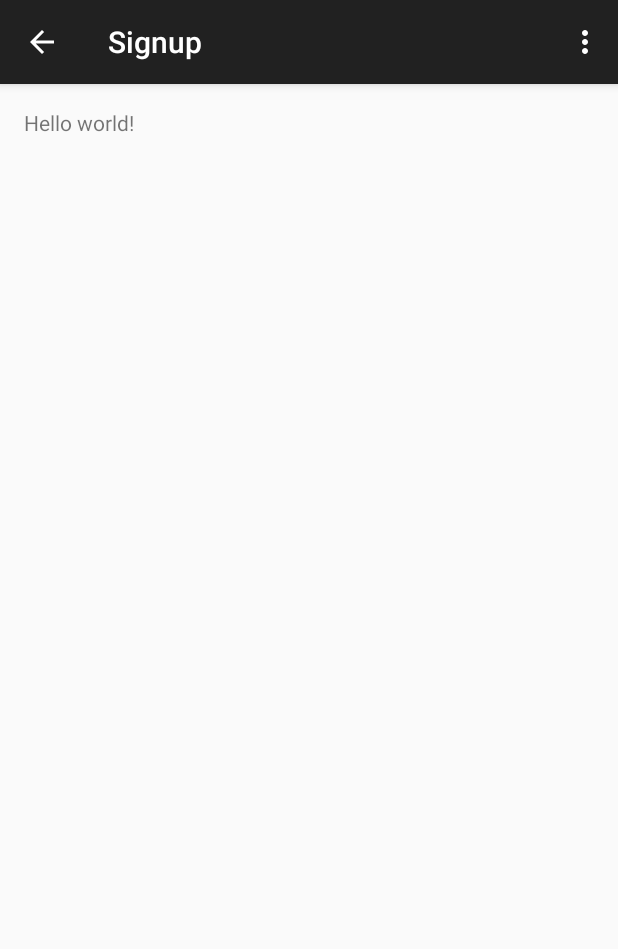
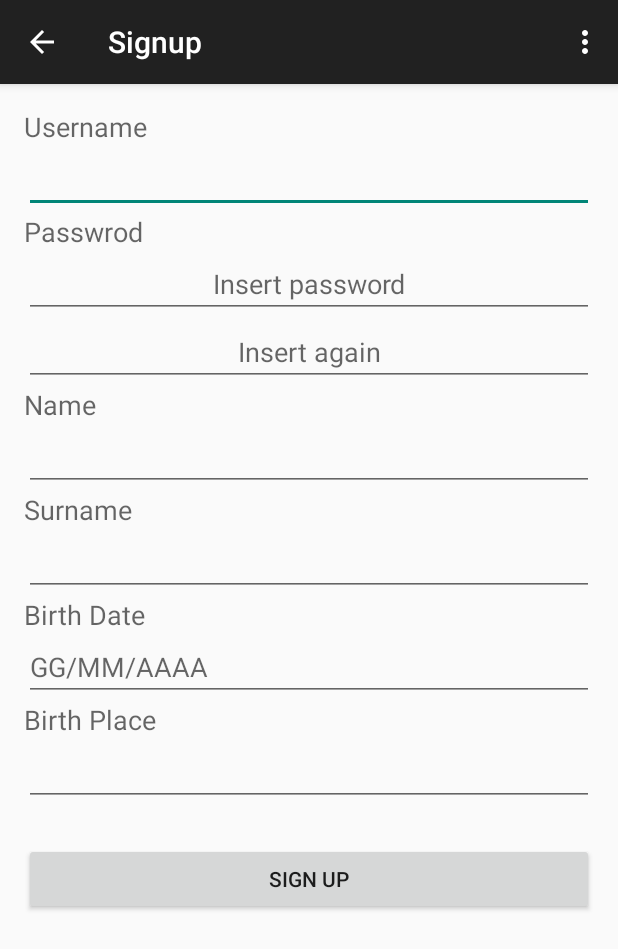
Before and after one commit to caps7744/sound4u, an Android app: the SingupActivity screen opened directly, with no data from a screen before it, on a phone screen of 412 x 824 dp. Shown: the top 949 px of the screen. Run offline under Robolectric (Android 15) with nearby library versions, the phone set to English and light mode, and no system bars.

Commit message:
Signup layouted. I need to implement the fake SignupService and the management of the errors.

```diff
--- a/sound4u/src/main/AndroidManifest.xml
+++ b/sound4u/src/main/AndroidManifest.xml
@@ -34,6 +34,10 @@
             <meta-data
                 android:name="android.support.PARENT_ACTIVITY"
                 android:value="FirstAccessActivity" />
+            <intent-filter>
+                <action android:name="it.polimi.dima.sound4u.action.SIGNUP_ACTION" />
+                <category android:name="android.intent.category.DEFAULT" />
+            </intent-filter>
         </activity>
         <activity
             android:name=".LoginActivity"
--- a/sound4u/src/main/java/it/polimi/dima/sound4u/FirstAccessActivity.java
+++ b/sound4u/src/main/java/it/polimi/dima/sound4u/FirstAccessActivity.java
@@ -12,6 +12,8 @@ import it.polimi.dima.sound4u.model.User;
 public class FirstAccessActivity extends ActionBarActivity {
 
     private static final int LOGIN_REQUEST_ID = 1;
+
+    private static final int SIGNUP_REQUEST_ID = 2;
 
     @Override
     protected void onCreate(Bundle savedInstanceState) {
@@ -34,7 +36,8 @@ public class FirstAccessActivity extends ActionBarActivity {
     }
 
     private void doSignUp() {
-        // TODO
+        final Intent signupIntent = new Intent(SingupActivity.SIGNUP_ACTION);
+        startActivityForResult(signupIntent, SIGNUP_REQUEST_ID);
     }
 
     private void doLogin() {
@@ -46,7 +49,16 @@ public class FirstAccessActivity extends ActionBarActivity {
         if(requestCode == LOGIN_REQUEST_ID) {
             switch (resultCode) {
                 case RESULT_OK:
-                    // TODO Manage right login.
+                    // TODO Manage correct login.
+                    finish();
+                    break;
+                case RESULT_CANCELED:
+                    break;
+            }
+        } else if (requestCode == SIGNUP_REQUEST_ID) {
+            switch (resultCode) {
+                case RESULT_OK:
+                    // TODO Manage correct sign up.
                     finish();
                     break;
                 case RESULT_CANCELED:
--- a/sound4u/src/main/java/it/polimi/dima/sound4u/SingupActivity.java
+++ b/sound4u/src/main/java/it/polimi/dima/sound4u/SingupActivity.java
@@ -13,16 +13,12 @@ import android.os.Build;
 
 public class SingupActivity extends ActionBarActivity {
 
+    public static final String SIGNUP_ACTION = "it.polimi.dima.sound4u.action.SIGNUP_ACTION";
+
     @Override
     protected void onCreate(Bundle savedInstanceState) {
         super.onCreate(savedInstanceState);
         setContentView(R.layout.activity_signup);
-
-        if (savedInstanceState == null) {
-            getSupportFragmentManager().beginTransaction()
-                    .add(R.id.container, new DummyFragment())
-                    .commit();
-        }
     }
 
 
@@ -46,20 +42,8 @@ public class SingupActivity extends ActionBarActivity {
         return super.onOptionsItemSelected(item);
     }
 
-    /**
-     * A dummy fragment containing a simple view.
-     */
-    public static class DummyFragment extends Fragment {
-
-        public DummyFragment() {
-        }
-
-        @Override
-        public View onCreateView(LayoutInflater inflater, ViewGroup container,
-                Bundle savedInstanceState) {
-            View rootView = inflater.inflate(R.layout.fragment_signup, container, false);
-            return rootView;
-        }
+    private void doSignup(View signupButton) {
+        // TODO
     }
 
 }
--- a/sound4u/src/main/res/layout/activity_login.xml
+++ b/sound4u/src/main/res/layout/activity_login.xml
@@ -47,7 +47,7 @@
     <Button
             android:layout_width="wrap_content"
             android:layout_height="wrap_content"
-            android:text="@string/login_button"
+            android:text="@string/login_button_label"
             android:id="@+id/login_button"
             android:onClick="doLogin"
             android:layout_gravity="center" />
--- a/sound4u/src/main/res/layout/activity_signup.xml
+++ b/sound4u/src/main/res/layout/activity_signup.xml
@@ -1,7 +1,108 @@
-<FrameLayout xmlns:android="http://schemas.android.com/apk/res/android"
-    xmlns:tools="http://schemas.android.com/tools"
-    android:id="@+id/container"
-    android:layout_width="match_parent"
-    android:layout_height="match_parent"
-    tools:context=".SingupActivity"
-    tools:ignore="MergeRootFrame" />
+<LinearLayout xmlns:android="http://schemas.android.com/apk/res/android"
+                xmlns:tools="http://schemas.android.com/tools"
+                android:layout_width="match_parent"
+                android:layout_height="match_parent"
+                android:paddingLeft="@dimen/activity_horizontal_margin"
+                android:paddingRight="@dimen/activity_horizontal_margin"
+                android:paddingTop="@dimen/activity_vertical_margin"
+                android:paddingBottom="@dimen/activity_vertical_margin"
+                android:orientation="vertical">
+
+    <TextView
+            android:layout_width="wrap_content"
+            android:layout_height="wrap_content"
+            android:textAppearance="?android:attr/textAppearanceMedium"
+            android:text="@string/username_label"/>
+
+    <EditText
+            android:layout_width="match_parent"
+            android:layout_height="wrap_content"
+            android:id="@+id/username_edittext"
+            android:gravity="center"/>
+
+    <TextView
+            android:layout_width="wrap_content"
+            android:layout_height="wrap_content"
+            android:textAppearance="?android:attr/textAppearanceMedium"
+            android:text="@string/password_label"/>
+
+    <EditText
+            android:layout_width="match_parent"
+            android:layout_height="wrap_content"
+            android:id="@+id/password_edittext"
+            android:hint="@string/password_first_hint"
+            android:gravity="center"
+            android:inputType="textPassword"/>
+
+    <EditText
+            android:layout_width="match_parent"
+            android:layout_height="wrap_content"
+            android:id="@+id/password2_edittext"
+            android:hint="@string/password_second_hint"
+            android:gravity="center"
+            android:inputType="textPassword"/>
+
+    <TextView
+            android:layout_width="wrap_content"
+            android:layout_height="wrap_content"
+            android:textAppearance="?android:attr/textAppearanceMedium"
+            android:text="@string/name_label"/>
+
+    <EditText
+            android:layout_width="match_parent"
+            android:layout_height="wrap_content"
+            android:id="@+id/name_edittext"
+            android:gravity="center"/>
+
+    <TextView
+            android:layout_width="wrap_content"
+            android:layout_height="wrap_content"
+            android:textAppearance="?android:attr/textAppearanceMedium"
+            android:text="@string/surname_label"/>
+
+    <EditText
+            android:layout_width="match_parent"
+            android:layout_height="wrap_content"
+            android:id="@+id/surname_edittext"
+            android:gravity="center"/>
+
+    <TextView
+            android:layout_width="wrap_content"
+            android:layout_height="wrap_content"
+            android:textAppearance="?android:attr/textAppearanceMedium"
+            android:text="@string/birthdate_label"/>
+    <EditText
+            android:layout_width="match_parent"
+            android:layout_height="wrap_content"
+            android:id="@+id/birthdate_picker"
+            android:hint="@string/birthdate_hint"/>
+
+    <TextView
+            android:layout_width="wrap_content"
+            android:layout_height="wrap_content"
+            android:textAppearance="?android:attr/textAppearanceMedium"
+            android:text="@string/birthplace_label"/>
+
+    <EditText
+            android:layout_width="match_parent"
+            android:layout_height="wrap_content"
+            android:id="@+id/birthplace_edittext"
+            android:gravity="center"/>
+
+    <TextView
+            android:layout_width="wrap_content"
+            android:layout_height="wrap_content"
+            android:textAppearance="?android:attr/textAppearanceMedium"
+            android:textColor="@string/error_message_color"
+            android:visibility="invisible"
+            android:id="@+id/error_message_label" />
+
+    <Button
+            android:layout_width="match_parent"
+            android:layout_height="wrap_content"
+            android:id="@+id/signup_button"
+            android:text="@string/signup_button"
+            android:gravity="center"
+            android:onClick="doSignup"/>
+
+</LinearLayout>
--- a/sound4u/src/main/res/layout/fragment_signup.xml
+++ /dev/null
@@ -1,16 +0,0 @@
-<RelativeLayout xmlns:android="http://schemas.android.com/apk/res/android"
-    xmlns:tools="http://schemas.android.com/tools"
-    android:layout_width="match_parent"
-    android:layout_height="match_parent"
-    android:paddingLeft="@dimen/activity_horizontal_margin"
-    android:paddingRight="@dimen/activity_horizontal_margin"
-    android:paddingTop="@dimen/activity_vertical_margin"
-    android:paddingBottom="@dimen/activity_vertical_margin"
-    tools:context=".SingupActivity$DummyFragment">
-
-    <TextView
-        android:text="@string/hello_world"
-        android:layout_width="wrap_content"
-        android:layout_height="wrap_content" />
-
-</RelativeLayout>
--- a/sound4u/src/main/res/values/strings.xml
+++ b/sound4u/src/main/res/values/strings.xml
@@ -14,6 +14,14 @@
     <string name="username_label">Username</string>
     <string name="password_label">Passwrod</string>
     <string name="login_button_label">Login</string>
+    <!-- Sign up Activity -->
+    <string name="name_label">Name</string>
+    <string name="surname_label">Surname</string>
+    <string name="password_first_hint">Insert password</string>
+    <string name="password_second_hint">Insert again</string>
+    <string name="birthdate_label">Birth Date</string>
+    <string name="birthplace_label">Birth Place</string>
+    <string name="birthdate_hint">GG/MM/AAAA</string>
     <!-- Error messages -->
     <string name="mandatory_field_error">The field %1$s is mandatory</string>
     <string name="wrong_credential_error">Wrong credentials! Please try again.</string>
```
